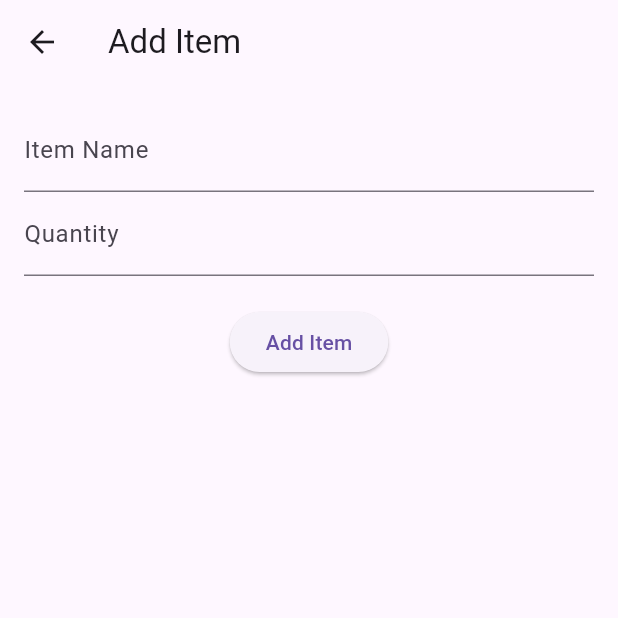
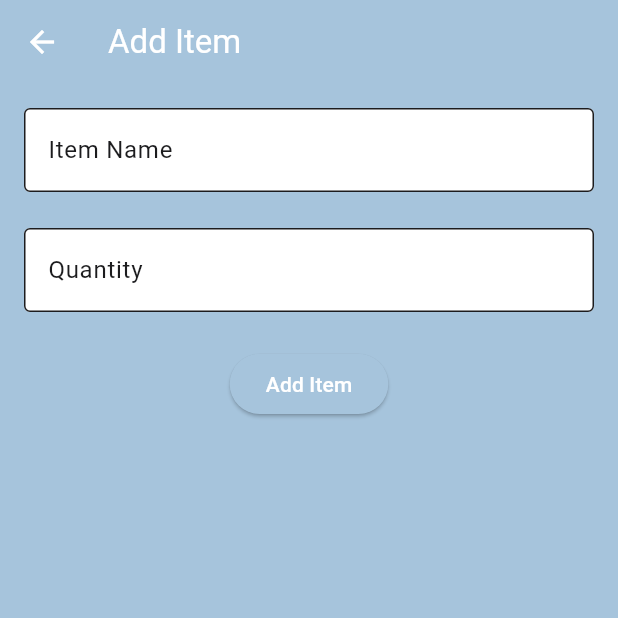
Before and after one commit to nathan-sharp/lofty, a Flutter app: the screen it shows after launch, after a tap on the "add" icon, on a phone screen of 412 x 824 dp, the top half of it. Run offline on Flutter 3.47's test engine with Material 3 defaults, Android fonts, the phone set to English and light mode, and no system bars; our stand-ins replace shared_preferences.

Commit message:
updated visuals

```diff
--- a/lofty/lib/main.dart
+++ b/lofty/lib/main.dart
@@ -1,6 +1,25 @@
 import 'package:flutter/material.dart';
 import 'package:shared_preferences/shared_preferences.dart';
 import 'dart:convert';
+
+// NJSharp Full Palette
+const Color njPrimary = Color(0xFFA6C4DC);      // Powder Blue
+const Color njSecondary = Color(0xFFBDBAC3);    // French Grey
+const Color njTertiary = Color(0xFF48495D);     // Charcoal
+const Color njError = Color(0xFFFF453A);        // Red
+const Color njBackground = Color(0xFFA6C4DC);   // Powder Blue
+const Color njSurface = Color(0xFFFFFFFF);      // White surface
+const Color njOnPrimary = Color(0xFFFFFFFF);    // On blue
+const Color njOnSecondary = Color(0xFF000000);  // On green
+const Color njOnTertiary = Color(0xFF000000);   // On orange
+const Color njOnError = Color(0xFFFFFFFF);      // On red
+const Color njOnBackground = Color(0xFF1C1C1E); // On light background
+const Color njOnSurface = Color(0xFF1C1C1E);    // On white
+
+const Color njDarkBackground = Color(0xFF232436); // Dark background
+const Color njDarkSurface = Color(0xFF232436);    // Dark surface
+const Color njDarkOnBackground = Color(0xFF333353);
+const Color njDarkOnSurface = Color(0xFFF2F2F7);
 
 void main() {
   runApp(MyApp());
@@ -13,11 +32,77 @@
       title: 'Inventory App',
       theme: ThemeData(
         brightness: Brightness.light,
-        primarySwatch: Colors.blue,
+        primaryColor: njPrimary,
+        colorScheme: ColorScheme(
+          brightness: Brightness.light,
+          primary: njPrimary,
+          onPrimary: njOnPrimary,
+          secondary: njSecondary,
+          onSecondary: njOnSecondary,
+          error: njError,
+          onError: njOnError,
+          background: njBackground,
+          onBackground: njOnBackground,
+          surface: njSurface,
+          onSurface: njOnSurface,
+        ),
+        scaffoldBackgroundColor: njBackground,
+        appBarTheme: AppBarTheme(
+          backgroundColor: njPrimary,
+          foregroundColor: njOnPrimary,
+        ),
+        elevatedButtonTheme: ElevatedButtonThemeData(
+          style: ElevatedButton.styleFrom(
+            backgroundColor: njPrimary,
+            foregroundColor: njOnPrimary,
+          ),
+        ),
+        inputDecorationTheme: InputDecorationTheme(
+          filled: true,
+          fillColor: njSurface,
+          border: OutlineInputBorder(),
+        ),
+        snackBarTheme: SnackBarThemeData(
+          backgroundColor: njError,
+          contentTextStyle: TextStyle(color: njOnError),
+        ),
       ),
       darkTheme: ThemeData(
         brightness: Brightness.dark,
-        primarySwatch: Colors.blue,
+        primaryColor: njPrimary,
+        colorScheme: ColorScheme(
+          brightness: Brightness.dark,
+          primary: njPrimary,
+          onPrimary: njOnPrimary,
+          secondary: njSecondary,
+          onSecondary: njOnSecondary,
+          error: njError,
+          onError: njOnError,
+          background: njDarkBackground,
+          onBackground: njDarkOnBackground,
+          surface: njDarkSurface,
+          onSurface: njDarkOnSurface,
+        ),
+        scaffoldBackgroundColor: njDarkBackground,
+        appBarTheme: AppBarTheme(
+          backgroundColor: njPrimary,
+          foregroundColor: njOnPrimary,
+        ),
+        elevatedButtonTheme: ElevatedButtonThemeData(
+          style: ElevatedButton.styleFrom(
+            backgroundColor: njPrimary,
+            foregroundColor: njOnPrimary,
+          ),
+        ),
+        inputDecorationTheme: InputDecorationTheme(
+          filled: true,
+          fillColor: njDarkSurface,
+          border: OutlineInputBorder(),
+        ),
+        snackBarTheme: SnackBarThemeData(
+          backgroundColor: njError,
+          contentTextStyle: TextStyle(color: njOnError),
+        ),
       ),
       themeMode: ThemeMode.system,
       home: InventoryListScreen(),
@@ -34,11 +119,19 @@
   List<InventoryItem> inventory = [];
   List<InventoryItem> filteredInventory = [];
   TextEditingController searchController = TextEditingController();
+  FocusNode? searchFocusNode;
 
   @override
   void initState() {
     super.initState();
     loadInventory();
+    searchFocusNode = FocusNode();
+  }
+
+  @override
+  void dispose() {
+    searchFocusNode?.dispose();
+    super.dispose();
   }
 
   loadInventory() async {
@@ -102,14 +195,21 @@
   Widget build(BuildContext context) {
     return Scaffold(
       appBar: AppBar(
-        title: Text('Inventory List'),
+        title: Text('Lofty | Inventory'),
       ),
-      body: Column(
+      body: GestureDetector(
+        behavior: HitTestBehavior.translucent,
+        onTap: () {
+          FocusScope.of(context).unfocus();
+        },
+        child: Column(
           children: [
             Padding(
               padding: const EdgeInsets.all(8.0),
               child: TextField(
                 controller: searchController,
+                focusNode: searchFocusNode,
+                autofocus: false, // Ensure this is set to false
                 decoration: InputDecoration(
                   labelText: 'Search',
                   prefixIcon: Icon(Icons.search),
@@ -141,6 +241,7 @@
               ),
             ),
           ],
+        ),
       ),
       floatingActionButton: FloatingActionButton(
         onPressed: () {
@@ -201,11 +302,17 @@
               controller: nameController,
               decoration: InputDecoration(labelText: 'Item Name'),
             ),
+            SizedBox(height: 24), // Added spacing
             if (!isEditing)
+              Column(
+                children: [
                   TextField(
                     controller: quantityController,
                     decoration: InputDecoration(labelText: 'Quantity'),
                     keyboardType: TextInputType.number,
+                  ),
+                  SizedBox(height: 24), // Added spacing
+                ],
               ),
             if (isEditing) ...[
               TextField(
@@ -213,7 +320,7 @@
                 decoration: InputDecoration(labelText: 'Amount to Add/Remove'),
                 keyboardType: TextInputType.number,
               ),
-              SizedBox(height: 20),
+              SizedBox(height: 24), // Added spacing
               Row(
                 children: [
                   Expanded(
@@ -313,8 +420,6 @@
               ),
             ],
             if (!isEditing)
-              SizedBox(height: 20),
-            if (!isEditing)
               ElevatedButton(
                 onPressed: () {
                   String name = nameController.text.trim();
```
Lines whose indentation alone changed are shown as unchanged.
